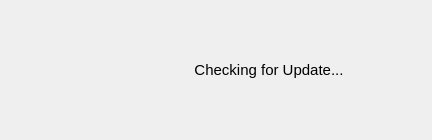
Old version of the form src/AppImageUpdaterDialog.ui in the repository antony-jr/QAppImageUpdate.
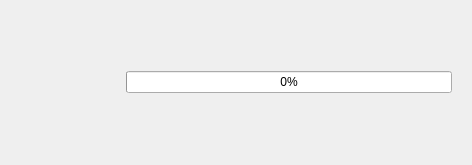
New version of the form.

Commit message: UX/UI: redesign checking for update dialog.

Patch:
```diff
--- a/src/AppImageUpdaterDialog.ui
+++ b/src/AppImageUpdaterDialog.ui
@@ -9,8 +9,8 @@
    <rect>
     <x>0</x>
     <y>0</y>
-    <width>432</width>
-    <height>126</height>
+    <width>472</width>
+    <height>165</height>
    </rect>
   </property>
   <property name="windowTitle">
@@ -26,7 +26,7 @@
       <layout class="QGridLayout" name="gridLayout_3">
        <item row="0" column="0">
         <layout class="QGridLayout" name="checkForUpdateLayout">
-         <item row="0" column="0">
+         <item row="8" column="0">
           <widget class="QLabel" name="softwareIcon">
            <property name="minimumSize">
             <size>
@@ -48,18 +48,22 @@
            </property>
           </widget>
          </item>
-         <item row="0" column="1">
-          <widget class="QLabel" name="checkForUpdateStatusLbl">
-           <property name="font">
-            <font>
-             <pointsize>11</pointsize>
-            </font>
+         <item row="8" column="1">
+          <widget class="QProgressBar" name="updateCheckProgressBar">
+           <property name="layoutDirection">
+            <enum>Qt::LeftToRight</enum>
            </property>
-           <property name="text">
-            <string>Checking for Update...</string>
+           <property name="value">
+            <number>0</number>
            </property>
-           <property name="alignment">
-            <set>Qt::AlignCenter</set>
+           <property name="textVisible">
+            <bool>true</bool>
+           </property>
+           <property name="invertedAppearance">
+            <bool>false</bool>
+           </property>
+           <property name="format">
+            <string>%p%</string>
            </property>
           </widget>
          </item>
```
The commit also changes 3 other files.
